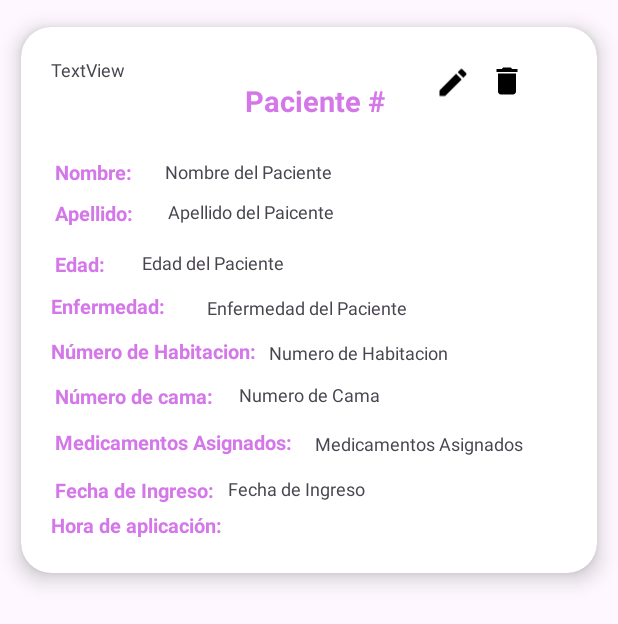
After one commit to G3RM4NT/Proyecto-formativo-hospital, an Android app: the item_card screen opened directly, with no data from a screen before it, on a phone screen of 412 x 824 dp. The commit adds this screen. Shown: the top 624 px of the screen. Run offline under Robolectric (Android 15) with nearby library versions, the phone set to English and light mode, and no system bars; Roboto replaces fonts that are not available here.

Commit message:
Hicimos bastantes Cambios

```diff
--- a/app/src/main/AndroidManifest.xml
+++ b/app/src/main/AndroidManifest.xml
@@ -14,6 +14,9 @@
         android:supportsRtl="true"
         android:theme="@style/Theme.HospitalGoodHelp"
         tools:targetApi="31">
+        <activity
+            android:name=".item_card"
+            android:exported="false" />
         <activity
             android:name=".Inicio"
             android:exported="false"
--- /dev/null
+++ b/app/src/main/java/Modelo/AdaptadorPaciente.kt
@@ -0,0 +1,110 @@
+package Modelo
+
+import ViewHolderHelpers.ViewHolderPaciente
+import android.view.ViewGroup
+import androidx.recyclerview.widget.RecyclerView
+import kotlinx.coroutines.Dispatchers
+import kotlinx.coroutines.GlobalScope
+import kotlinx.coroutines.launch
+import kotlinx.coroutines.withContext
+
+class AdaptadorPaciente(private var Datos: List<dataClassPaciente>): RecyclerView.Adapter<ViewHolderHelpers.ViewHolderPaciente>(){
+
+    fun ActualizarLista(nuevaLista: List<dataClassPaciente>){
+        Datos = nuevaLista
+        notifyDataSetChanged()
+    }
+
+    fun ActualizarPantallaPaciente(UUID: String, nuevoNombrePaciente:String, nuevoApellidoPaciente:String, nuevoEdadPaciente:Int, nuevoNumeroHabitacion: Int, nuevoNumeroCama: Int, nuevoMedicamentoAsignado: String, nuevoFechaIngreso: String, nuevoHoraAplicacionMed: String) {
+        val index = Datos.indexOfFirst { it.UUID == UUID }
+        Datos[index].NombrePaciente = nuevoNombrePaciente
+        Datos[index].ApellidoPaciente = nuevoApellidoPaciente
+        Datos[index].Edad = nuevoEdadPaciente
+        Datos[index].NumeroHabitacion = nuevoNumeroHabitacion
+        Datos[index].NumeroCama = nuevoNumeroCama
+        Datos[index].MedicamentoAsignado = nuevoMedicamentoAsignado
+        Datos[index].FechaIngreso = nuevoFechaIngreso
+        Datos[index].HoraAplicacionMed = nuevoHoraAplicacionMed
+
+        notifyDataSetChanged()
+    }
+
+    fun EliminarPaciente(UUID: String, position: Int){
+        val datalist = Datos.toMutableList()
+        datalist.removeAt(position)
+
+        GlobalScope.launch(Dispatchers.IO) {
+
+            val objconexion = Conexion().cadenaConexion()
+
+            val deletePaciente = objconexion?.prepareStatement("DELETE FROM Paciente WHERE UUID_Paciente = ?")!!
+            deletePaciente.setString(1, UUID)
+
+            deletePaciente.executeUpdate()
+
+            val commit = objconexion.prepareStatement("Commit")!!
+            commit.executeUpdate()
+
+
+        }
+        Datos = datalist.toList()
+        notifyItemRemoved(position)
+        notifyDataSetChanged()
+
+    }
+
+    fun ActualizarPaciente(UUID: String, nuevoNombrePaciente:String, nuevoApellidoPaciente:String, nuevoEdadPaciente:Int, nuevoNumeroHabitacion: Int, nuevoNumeroCama: Int, nuevoMedicamentoAsignado: String, nuevoFechaIngreso: String, nuevoHoraAplicacionMed: String, position: Int){
+        val datalist = Datos.toMutableList()
+        val pacienteActualizado = datalist[position].copy(
+            NombrePaciente = nuevoNombrePaciente,
+            ApellidoPaciente = nuevoApellidoPaciente,
+            Edad = nuevoEdadPaciente,
+            NumeroHabitacion = nuevoNumeroHabitacion,
+            NumeroCama = nuevoNumeroCama,
+            MedicamentoAsignado = nuevoMedicamentoAsignado,
+            FechaIngreso = nuevoFechaIngreso,
+            HoraAplicacionMed = nuevoHoraAplicacionMed
+        )
+
+        datalist[position] = pacienteActualizado
+
+        GlobalScope.launch(Dispatchers.IO) {
+            val objConexion = Conexion().cadenaConexion()
+
+            val updatePaciente = objConexion?.prepareStatement("UPDATE Paciente SET Nombre= ?, Apellido = ?, Edad = ?, NumeroHabitacion = ?, NumeroCama = ?, MedicamentoAsignado = ? , FechaIngreso = ?, HoraAplicacionMedicamento = ? WHERE UUID_Paciente = ?")!!
+            updatePaciente.setString(1, nuevoNombrePaciente)
+            updatePaciente.setString(2, nuevoApellidoPaciente)
+            updatePaciente.setInt(3, nuevoEdadPaciente)
+            updatePaciente.setInt(4, nuevoNumeroHabitacion)
+            updatePaciente.setInt(5, nuevoNumeroCama)
+            updatePaciente.setString(6, nuevoMedicamentoAsignado)
+            updatePaciente.setString(7, nuevoFechaIngreso)
+            updatePaciente.setString(8, nuevoHoraAplicacionMed)
+            updatePaciente.setString(9, UUID)
+            updatePaciente.executeUpdate()
+
+            withContext(Dispatchers.Main){
+                ActualizarPantallaPaciente(UUID, nuevoNombrePaciente, nuevoApellidoPaciente, nuevoEdadPaciente, nuevoNumeroHabitacion, nuevoNumeroCama, nuevoMedicamentoAsignado, nuevoFechaIngreso, nuevoHoraAplicacionMed)
+            }
+        }
+        Datos = datalist.toList()
+        notifyItemChanged(position)
+
+
+    }
+
+
+
+    override fun onCreateViewHolder(parent: ViewGroup, viewType: Int): ViewHolderPaciente {
+        //TODO: HOLA
+
+    }
+
+    override fun getItemCount() = Datos.size
+
+
+    override fun onBindViewHolder(holder: ViewHolderPaciente, position: Int) {
+
+    }
+
+}
--- a/app/src/main/java/Modelo/Conexion.kt
+++ b/app/src/main/java/Modelo/Conexion.kt
@@ -8,9 +8,9 @@ class Conexion {
     fun cadenaConexion(): Connection?{
         try {
 
-            val ip = "jdbc:oracle:thin:@192.168.2.17:1521:xe"
-            val user = "system"
-            val password = "danny"
+            val ip = "jdbc:oracle:thin:@192.168.56.1:1521:xe"
+            val user = "SYSTEM"
+            val password = "ITR2024"
 
             val strCon = DriverManager.getConnection(ip, user, password)
             return strCon
--- /dev/null
+++ b/app/src/main/java/Modelo/dataClassPaciente.kt
@@ -0,0 +1,13 @@
+package Modelo
+
+data class dataClassPaciente(
+    var UUID: String,
+    var NombrePaciente: String,
+    var ApellidoPaciente: String,
+    var Edad: Int,
+    var NumeroHabitacion: Int,
+    var NumeroCama: Int,
+    var MedicamentoAsignado: String,
+    var FechaIngreso:String,
+    var HoraAplicacionMed: String
+)
--- a/app/src/main/java/ViewHolderHelpers/ViewHolderPaciente.kt
+++ b/app/src/main/java/ViewHolderHelpers/ViewHolderPaciente.kt
@@ -1,5 +1,24 @@
 package ViewHolderHelpers
 
-class ViewHolderPaciente {
+import android.view.View
+import android.widget.ImageView
+import android.widget.TextView
+import androidx.recyclerview.widget.RecyclerView
+import germanydaniel.gonzalezysoriano.hospitalgoodhelp.R
+
+class ViewHolderPaciente(view: View): RecyclerView.ViewHolder(view) {
+    val NombrePaciente: TextView =view.findViewById(R.id.lblNombrePaciente)
+    val ApellidoPaciente: TextView =view.findViewById(R.id.lblApellidoPaciente)
+    val EdadPaciente : TextView =view.findViewById(R.id.lblEdadPaciente)
+    val EnfermedadPaciente: TextView =view.findViewById(R.id.lblEnfermedadPaciente)
+    val NumerodeHabitacion : TextView =view.findViewById(R.id.lblNumerodeHabitacion)
+    val NumeroDecama : TextView =view.findViewById(R.id.lblNumeroCama)
+    val MedicamentosAsignados: TextView =view.findViewById(R.id.lblMedicamentosAsignados)
+    val FechadeIngreso : TextView =view.findViewById(R.id.lblFechaIngreso)
+    val     HoraAplicacion : TextView =view.findViewById(R.id.lblHoradeAplicacion)
+
+    val imgEditar: ImageView = view.findViewById(R.id.btnEditCliente)
+    val imgBorrar: ImageView = view.findViewById(R.id.btnDeleteCliente)
+
 
 }
--- a/app/src/main/java/germanydaniel/gonzalezysoriano/hospitalgoodhelp/Inicio.kt
+++ b/app/src/main/java/germanydaniel/gonzalezysoriano/hospitalgoodhelp/Inicio.kt
@@ -32,4 +32,5 @@ class Inicio : AppCompatActivity() {
         setupActionBarWithNavController(navController, appBarConfiguration)
         navView.setupWithNavController(navController)
     }
+
 }
--- /dev/null
+++ b/app/src/main/java/germanydaniel/gonzalezysoriano/hospitalgoodhelp/item_card.kt
@@ -0,0 +1,20 @@
+package germanydaniel.gonzalezysoriano.hospitalgoodhelp
+
+import android.os.Bundle
+import androidx.activity.enableEdgeToEdge
+import androidx.appcompat.app.AppCompatActivity
+import androidx.core.view.ViewCompat
+import androidx.core.view.WindowInsetsCompat
+
+class item_card : AppCompatActivity() {
+    override fun onCreate(savedInstanceState: Bundle?) {
+        super.onCreate(savedInstanceState)
+        enableEdgeToEdge()
+        setContentView(R.layout.activity_item_card)
+        ViewCompat.setOnApplyWindowInsetsListener(findViewById(R.id.main)) { v, insets ->
+            val systemBars = insets.getInsets(WindowInsetsCompat.Type.systemBars())
+            v.setPadding(systemBars.left, systemBars.top, systemBars.right, systemBars.bottom)
+            insets
+        }
+    }
+}
--- /dev/null
+++ b/app/src/main/res/drawable/baseline_delete_24.xml
@@ -0,0 +1,5 @@
+<vector xmlns:android="http://schemas.android.com/apk/res/android" android:height="24dp" android:tint="#000000" android:viewportHeight="24" android:viewportWidth="24" android:width="24dp">
+
+    <path android:fillColor="@android:color/white" android:pathData="M6,19c0,1.1 0.9,2 2,2h8c1.1,0 2,-0.9 2,-2V7H6v12zM19,4h-3.5l-1,-1h-5l-1,1H5v2h14V4z"/>
+
+</vector>
--- /dev/null
+++ b/app/src/main/res/drawable/baseline_edit_24.xml
@@ -0,0 +1,5 @@
+<vector xmlns:android="http://schemas.android.com/apk/res/android" android:height="24dp" android:tint="#000000" android:viewportHeight="24" android:viewportWidth="24" android:width="24dp">
+
+    <path android:fillColor="@android:color/white" android:pathData="M3,17.25V21h3.75L17.81,9.94l-3.75,-3.75L3,17.25zM20.71,7.04c0.39,-0.39 0.39,-1.02 0,-1.41l-2.34,-2.34c-0.39,-0.39 -1.02,-0.39 -1.41,0l-1.83,1.83 3.75,3.75 1.83,-1.83z"/>
+
+</vector>
--- /dev/null
+++ b/app/src/main/res/layout/activity_item_card.xml
@@ -0,0 +1,324 @@
+<?xml version="1.0" encoding="utf-8"?>
+<androidx.cardview.widget.CardView xmlns:android="http://schemas.android.com/apk/res/android"
+    xmlns:app="http://schemas.android.com/apk/res-auto"
+    xmlns:tools="http://schemas.android.com/tools"
+    android:id="@+id/main"
+    android:layout_width="match_parent"
+    android:layout_height="400dp"
+    app:cardCornerRadius="20dp"
+    app:cardElevation="8dp"
+
+
+    app:cardUseCompatPadding="true"
+    app:contentPadding="20dp"
+    tools:layout_editor_absoluteX="-189dp"
+    tools:layout_editor_absoluteY="78dp">
+
+
+    <androidx.constraintlayout.widget.ConstraintLayout
+        android:id="@+id/txtClientesCard"
+        android:layout_width="344dp"
+        android:layout_height="333dp"
+        app:layout_constraintBottom_toBottomOf="@+id/lblInfoCliente"
+        app:layout_constraintTop_toBottomOf="@+id/lblInfoCliente"
+        tools:layout_editor_absoluteX="6dp">
+
+
+        <TextView
+            android:id="@+id/lblHoradeAplicacion"
+            android:layout_width="wrap_content"
+            android:layout_height="wrap_content"
+            android:text="TextView"
+            android:textSize="12sp"
+            tools:layout_editor_absoluteX="117dp"
+            tools:layout_editor_absoluteY="305dp"
+            tools:text="Hora de Aplicacion" />
+
+        <TextView
+            android:id="@+id/lblinfoNombrePaciente"
+            android:layout_width="wrap_content"
+            android:layout_height="wrap_content"
+            android:text="Nombre:"
+            android:textColor="#D477E9"
+            android:textSize="13sp"
+            android:textStyle="bold"
+            app:layout_constraintBottom_toBottomOf="parent"
+            app:layout_constraintEnd_toEndOf="parent"
+            app:layout_constraintHorizontal_bias="0.01"
+            app:layout_constraintStart_toStartOf="parent"
+            app:layout_constraintTop_toTopOf="parent"
+            app:layout_constraintVertical_bias="0.215" />
+
+        <TextView
+            android:id="@+id/lblNombrePaciente"
+            android:layout_width="wrap_content"
+            android:layout_height="wrap_content"
+            android:text="Nombre del Paciente"
+            android:textSize="12sp"
+            app:layout_constraintBottom_toBottomOf="parent"
+            app:layout_constraintEnd_toEndOf="parent"
+            app:layout_constraintHorizontal_bias="0.327"
+            app:layout_constraintStart_toStartOf="parent"
+            app:layout_constraintTop_toTopOf="parent"
+            app:layout_constraintVertical_bias="0.215" />
+
+        <TextView
+            android:id="@+id/lblinfoApellidos"
+            android:layout_width="wrap_content"
+            android:layout_height="wrap_content"
+            android:text="Apellido: "
+            android:textAlignment="center"
+            android:textColor="#D477E9"
+
+            android:textSize="13sp"
+            android:textStyle="bold"
+            app:layout_constraintBottom_toBottomOf="parent"
+            app:layout_constraintEnd_toEndOf="parent"
+            app:layout_constraintHorizontal_bias="0.01"
+            app:layout_constraintStart_toStartOf="parent"
+            app:layout_constraintTop_toTopOf="parent"
+            app:layout_constraintVertical_bias="0.301" />
+
+        <TextView
+            android:id="@+id/lblApellidoPaciente"
+            android:layout_width="wrap_content"
+            android:layout_height="wrap_content"
+            android:text="Apellido del Paicente"
+            android:textSize="12sp"
+            app:layout_constraintBottom_toBottomOf="parent"
+            app:layout_constraintEnd_toEndOf="parent"
+            app:layout_constraintHorizontal_bias="0.334"
+            app:layout_constraintStart_toStartOf="parent"
+            app:layout_constraintTop_toTopOf="parent"
+            app:layout_constraintVertical_bias="0.299" />
+
+        <TextView
+            android:id="@+id/lblinfoEdad"
+            android:layout_width="wrap_content"
+            android:layout_height="wrap_content"
+            android:text="Edad: "
+            android:textColor="#D477E9"
+            android:textSize="13sp"
+            android:textStyle="bold"
+            app:layout_constraintBottom_toBottomOf="parent"
+            app:layout_constraintEnd_toEndOf="parent"
+            app:layout_constraintHorizontal_bias="0.009"
+            app:layout_constraintStart_toStartOf="parent"
+            app:layout_constraintTop_toTopOf="parent"
+            app:layout_constraintVertical_bias="0.409" />
+
+        <TextView
+            android:id="@+id/lblEdadPaciente"
+            android:layout_width="wrap_content"
+            android:layout_height="wrap_content"
+            android:text="Edad del Paciente"
+            android:textSize="12sp"
+            app:layout_constraintBottom_toBottomOf="parent"
+            app:layout_constraintEnd_toEndOf="parent"
+            app:layout_constraintHorizontal_bias="0.242"
+            app:layout_constraintStart_toStartOf="parent"
+            app:layout_constraintTop_toTopOf="parent"
+            app:layout_constraintVertical_bias="0.406" />
+
+        <TextView
+            android:id="@+id/lblinfoEnfermedad"
+            android:layout_width="wrap_content"
+            android:layout_height="wrap_content"
+
+            android:text="Enfermedad: "
+            android:textColor="#D477E9"
+            android:textSize="13sp"
+            android:textStyle="bold"
+            app:layout_constraintBottom_toBottomOf="parent"
+            app:layout_constraintEnd_toEndOf="parent"
+            app:layout_constraintHorizontal_bias="0.0"
+            app:layout_constraintStart_toStartOf="parent"
+            app:layout_constraintTop_toTopOf="parent"
+            app:layout_constraintVertical_bias="0.498" />
+
+        <TextView
+            android:id="@+id/lblEnfermedadPaciente"
+            android:layout_width="wrap_content"
+            android:layout_height="wrap_content"
+            android:text="Enfermedad del Paciente"
+            android:textSize="12sp"
+            app:layout_constraintBottom_toBottomOf="parent"
+            app:layout_constraintEnd_toEndOf="parent"
+            app:layout_constraintHorizontal_bias="0.495"
+            app:layout_constraintStart_toStartOf="parent"
+            app:layout_constraintTop_toTopOf="parent"
+            app:layout_constraintVertical_bias="0.501" />
+
+        <TextView
+            android:id="@+id/lblinfoNumhabitacion"
+            android:layout_width="wrap_content"
+            android:layout_height="wrap_content"
+            android:text="Número de Habitacion:"
+            android:textColor="#D477E9"
+            android:textSize="13sp"
+            android:textStyle="bold"
+            app:layout_constraintBottom_toBottomOf="parent"
+            app:layout_constraintEnd_toEndOf="parent"
+            app:layout_constraintHorizontal_bias="0.0"
+            app:layout_constraintStart_toStartOf="parent"
+            app:layout_constraintTop_toTopOf="parent"
+            app:layout_constraintVertical_bias="0.593" />
+
+        <TextView
+            android:id="@+id/lblNumerodeHabitacion"
+            android:layout_width="wrap_content"
+            android:layout_height="wrap_content"
+            android:text="Numero de Habitacion"
+            android:textSize="12sp"
+            app:layout_constraintBottom_toBottomOf="parent"
+            app:layout_constraintEnd_toEndOf="parent"
+            app:layout_constraintHorizontal_bias="0.648"
+            app:layout_constraintStart_toStartOf="parent"
+            app:layout_constraintTop_toTopOf="parent"
+            app:layout_constraintVertical_bias="0.596" />
+
+        <TextView
+            android:id="@+id/lblinfoNumerocama"
+            android:layout_width="wrap_content"
+            android:layout_height="wrap_content"
+
+            android:text="Número de cama: "
+            android:textColor="#D477E9"
+            android:textSize="13sp"
+            android:textStyle="bold"
+            app:layout_constraintBottom_toBottomOf="parent"
+            app:layout_constraintEnd_toEndOf="parent"
+            app:layout_constraintHorizontal_bias="0.012"
+            app:layout_constraintStart_toStartOf="parent"
+            app:layout_constraintTop_toTopOf="parent"
+            app:layout_constraintVertical_bias="0.688" />
+
+        <TextView
+            android:id="@+id/lblNumeroCama"
+            android:layout_width="wrap_content"
+            android:layout_height="wrap_content"
+            android:layout_marginTop="112dp"
+            android:text="Numero de Cama"
+            android:textSize="12sp"
+            app:layout_constraintBottom_toBottomOf="parent"
+            app:layout_constraintEnd_toEndOf="parent"
+            app:layout_constraintHorizontal_bias="0.502"
+            app:layout_constraintStart_toStartOf="parent"
+            app:layout_constraintTop_toTopOf="parent"
+            app:layout_constraintVertical_bias="0.512" />
+
+        <TextView
+            android:id="@+id/lblinfoMedicamentoszampados"
+            android:layout_width="wrap_content"
+            android:layout_height="wrap_content"
+            android:text="Medicamentos Asignados:"
+            android:textColor="#D477E9"
+            android:textSize="13sp"
+            android:textStyle="bold"
+            app:layout_constraintBottom_toBottomOf="parent"
+            app:layout_constraintEnd_toEndOf="parent"
+            app:layout_constraintHorizontal_bias="0.015"
+            app:layout_constraintStart_toStartOf="parent"
+            app:layout_constraintTop_toTopOf="parent"
+            app:layout_constraintVertical_bias="0.787" />
+
+        <TextView
+            android:id="@+id/lblMedicamentosAsignados"
+            android:layout_width="wrap_content"
+            android:layout_height="wrap_content"
+            android:text="Medicamentos Asignados"
+            android:textSize="12sp"
+            app:layout_constraintBottom_toBottomOf="parent"
+            app:layout_constraintEnd_toEndOf="parent"
+            app:layout_constraintHorizontal_bias="0.856"
+            app:layout_constraintStart_toStartOf="parent"
+            app:layout_constraintTop_toTopOf="parent"
+            app:layout_constraintVertical_bias="0.788" />
+
+        <TextView
+            android:id="@+id/lblinfoFechadeIngreso"
+            android:layout_width="wrap_content"
+            android:layout_height="wrap_content"
+
+            android:text="Fecha de Ingreso:"
+            android:textAlignment="textStart"
+            android:textColor="#D477E9"
+
+            android:textSize="13sp"
+            android:textStyle="bold"
+            app:layout_constraintBottom_toBottomOf="parent"
+            app:layout_constraintEnd_toEndOf="parent"
+            app:layout_constraintHorizontal_bias="0.012"
+            app:layout_constraintStart_toStartOf="parent"
+            app:layout_constraintTop_toTopOf="parent"
+            app:layout_constraintVertical_bias="0.888" />
+
+        <TextView
+            android:id="@+id/lblFechaIngreso"
+            android:layout_width="wrap_content"
+            android:layout_height="wrap_content"
+            android:text="Fecha de Ingreso"
+            android:textSize="12sp"
+            app:layout_constraintBottom_toBottomOf="parent"
+            app:layout_constraintEnd_toEndOf="parent"
+            app:layout_constraintHorizontal_bias="0.468"
+            app:layout_constraintStart_toStartOf="parent"
+            app:layout_constraintTop_toTopOf="parent"
+            app:layout_constraintVertical_bias="0.883" />
+
+        <TextView
+            android:id="@+id/lblinfoHoraAplicacion"
+            android:layout_width="wrap_content"
+            android:layout_height="wrap_content"
+
+            android:layout_marginEnd="142dp"
+            android:text="Hora de aplicación:"
+
+            android:textAlignment="textStart"
+            android:textColor="#D477E9"
+            android:textSize="13sp"
+            android:textStyle="bold"
+            app:layout_constraintBottom_toBottomOf="parent"
+            app:layout_constraintEnd_toStartOf="@+id/btnEditCliente"
+            app:layout_constraintHorizontal_bias="1.0"
+            app:layout_constraintStart_toStartOf="parent"
+            app:layout_constraintTop_toTopOf="parent"
+            app:layout_constraintVertical_bias="0.961" />
+
+        <ImageView
+            android:id="@+id/btnEditCliente"
+            android:layout_width="0dp"
+            android:layout_height="34dp"
+            android:layout_marginEnd="7dp"
+            app:layout_constraintEnd_toStartOf="@+id/btnDeleteCliente"
+            app:srcCompat="@drawable/baseline_edit_24"
+            tools:layout_editor_absoluteY="287dp" />
+
+        <ImageView
+            android:id="@+id/btnDeleteCliente"
+            android:layout_width="0dp"
+            android:layout_height="32dp"
+            android:layout_marginStart="12dp"
+            app:layout_constraintStart_toEndOf="@+id/btnEditCliente"
+            app:srcCompat="@drawable/baseline_delete_24"
+            tools:layout_editor_absoluteY="287dp" />
+
+        <TextView
+            android:id="@+id/textView5"
+            android:layout_width="wrap_content"
+            android:layout_height="wrap_content"
+            android:layout_marginTop="16dp"
+            android:layout_marginEnd="121dp"
+            android:text="Paciente #"
+            android:textColor="#D477E9"
+            android:textSize="19sp"
+            android:textStyle="bold"
+            app:layout_constraintEnd_toEndOf="parent"
+            app:layout_constraintHorizontal_bias="1.0"
+            app:layout_constraintStart_toStartOf="parent"
+            app:layout_constraintTop_toTopOf="parent" />
+
+
+    </androidx.constraintlayout.widget.ConstraintLayout>
+
+</androidx.cardview.widget.CardView>
--- a/app/src/main/res/layout/fragment_dashboard.xml
+++ b/app/src/main/res/layout/fragment_dashboard.xml
@@ -8,14 +8,13 @@
 
     <androidx.recyclerview.widget.RecyclerView
         android:id="@+id/recyclerView"
-        android:layout_width="0dp"
-        android:layout_height="0dp"
+        android:layout_width="395dp"
+        android:layout_height="697dp"
         android:layout_marginStart="1dp"
-        android:layout_marginTop="1dp"
         android:layout_marginEnd="1dp"
-        android:layout_marginBottom="1dp"
+        android:layout_marginBottom="16dp"
         app:layout_constraintBottom_toBottomOf="parent"
         app:layout_constraintEnd_toEndOf="parent"
-        app:layout_constraintStart_toStartOf="parent"
-        app:layout_constraintTop_toTopOf="parent" />
+        app:layout_constraintStart_toStartOf="parent" />
+
 </androidx.constraintlayout.widget.ConstraintLayout>
```
